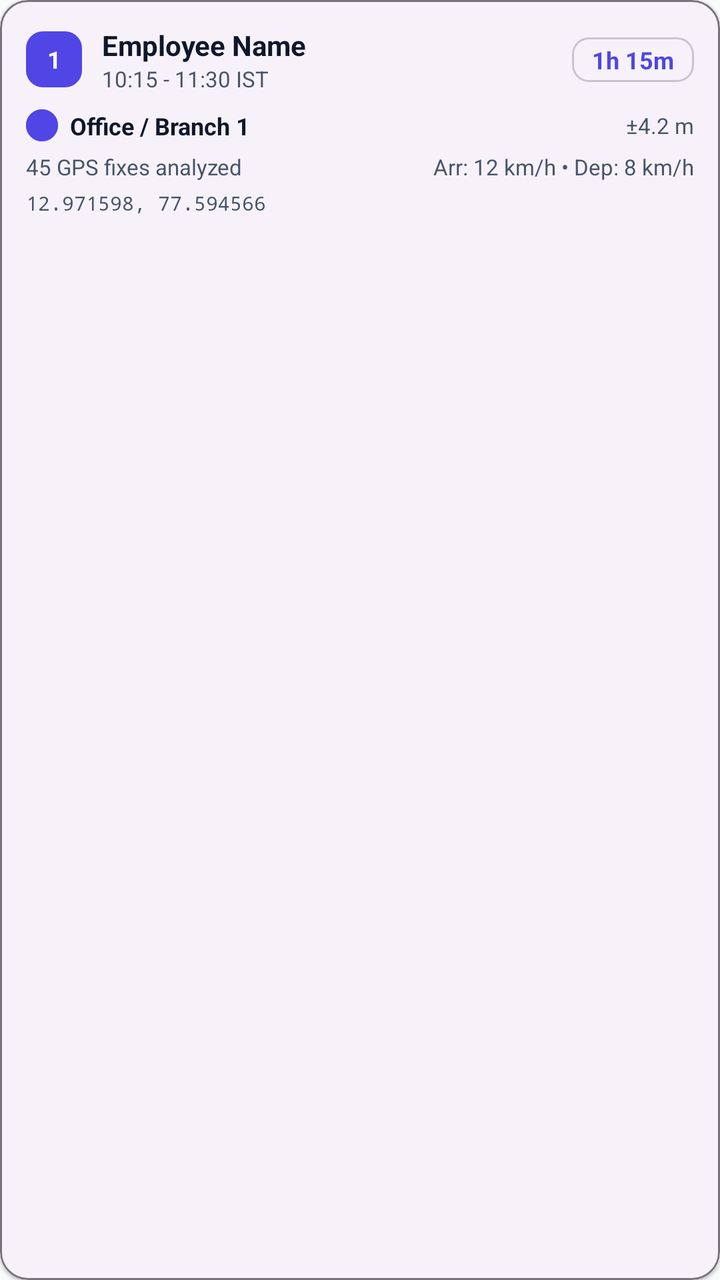
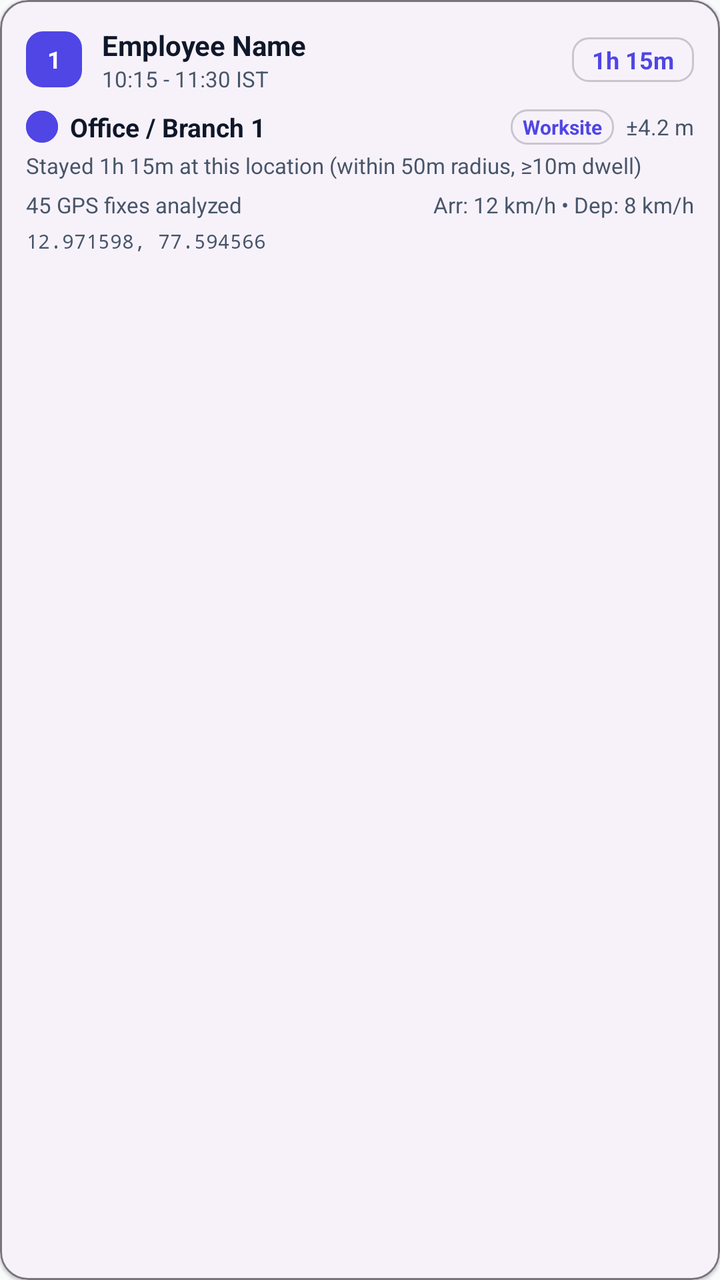

Screens rendered from an Android XML layout before and after an edit, with the pre-edit source and the edit as a unified diff.
<!-- AndroidManifest.xml: application theme Theme.Biometric -->
<!-- res/layout/item_location_stay.xml -->
<?xml version="1.0" encoding="utf-8"?>
<com.google.android.material.card.MaterialCardView xmlns:android="http://schemas.android.com/apk/res/android"
    xmlns:app="http://schemas.android.com/apk/res-auto"
    android:id="@+id/cardStay"
    android:layout_width="match_parent"
    android:layout_height="wrap_content"
    android:layout_marginBottom="8dp"
    android:clickable="true"
    android:focusable="true"
    android:foreground="?attr/selectableItemBackground"
    app:cardCornerRadius="14dp"
    app:cardElevation="1dp"
    app:strokeWidth="1dp"
    app:strokeColor="?attr/colorOutline">

    <LinearLayout
        android:layout_width="match_parent"
        android:layout_height="wrap_content"
        android:orientation="vertical"
        android:padding="13dp">

        
        <LinearLayout
            android:layout_width="match_parent"
            android:layout_height="wrap_content"
            android:gravity="center_vertical"
            android:orientation="horizontal">

            <TextView
                android:id="@+id/tvStaySequence"
                android:layout_width="28dp"
                android:layout_height="28dp"
                android:background="@drawable/bg_rounded_card_outline"
                android:backgroundTint="?attr/colorPrimary"
                android:gravity="center"
                android:text="1"
                android:textColor="#FFFFFF"
                android:textSize="12sp"
                android:textStyle="bold" />

            <LinearLayout
                android:layout_width="0dp"
                android:layout_height="wrap_content"
                android:layout_marginStart="10dp"
                android:layout_weight="1"
                android:orientation="vertical">

                <TextView
                    android:id="@+id/tvStayEmployee"
                    android:layout_width="wrap_content"
                    android:layout_height="wrap_content"
                    android:text="Employee Name"
                    android:textColor="?attr/colorOnSurface"
                    android:textSize="14sp"
                    android:textStyle="bold" />

                <TextView
                    android:id="@+id/tvStayTime"
                    android:layout_width="wrap_content"
                    android:layout_height="wrap_content"
                    android:text="10:15 - 11:30 IST"
                    android:textColor="?attr/colorOnSurfaceVariant"
                    android:textSize="11sp" />
            </LinearLayout>

            <TextView
                android:id="@+id/tvStayDuration"
                android:layout_width="wrap_content"
                android:layout_height="wrap_content"
                android:paddingStart="10dp"
                android:paddingTop="3dp"
                android:paddingEnd="10dp"
                android:paddingBottom="3dp"
                android:background="@drawable/bg_rounded_card_outline"
                android:text="1h 15m"
                android:textColor="?attr/colorPrimary"
                android:textSize="12sp"
                android:textStyle="bold" />
        </LinearLayout>

        
        <LinearLayout
            android:layout_width="match_parent"
            android:layout_height="wrap_content"
            android:layout_marginTop="8dp"
            android:gravity="center_vertical"
            android:orientation="horizontal">

            <ImageView
                android:layout_width="16dp"
                android:layout_height="16dp"
                android:src="@drawable/ic_office_marker"
                app:tint="?attr/colorPrimary" />

            <TextView
                android:id="@+id/tvStayLocation"
                android:layout_width="0dp"
                android:layout_height="wrap_content"
                android:layout_marginStart="6dp"
                android:layout_weight="1"
                android:text="Office / Branch 1"
                android:textColor="?attr/colorOnSurface"
                android:textSize="12sp"
                android:textStyle="bold" />

            <TextView
                android:id="@+id/tvStayAccuracy"
                android:layout_width="wrap_content"
                android:layout_height="wrap_content"
                android:text="±4.2 m"
                android:textColor="?attr/colorOnSurfaceVariant"
                android:textSize="11sp" />
        </LinearLayout>

        
        <LinearLayout
            android:layout_width="match_parent"
            android:layout_height="wrap_content"
            android:layout_marginTop="5dp"
            android:gravity="center_vertical"
            android:orientation="horizontal">

            <TextView
                android:id="@+id/tvStayPoints"
                android:layout_width="0dp"
                android:layout_height="wrap_content"
                android:layout_weight="1"
                android:text="45 GPS fixes analyzed"
                android:textColor="?attr/colorOnSurfaceVariant"
                android:textSize="11sp" />

            <TextView
                android:id="@+id/tvStaySpeeds"
                android:layout_width="wrap_content"
                android:layout_height="wrap_content"
                android:text="Arr: 12 km/h • Dep: 8 km/h"
                android:textColor="?attr/colorOnSurfaceVariant"
                android:textSize="11sp" />
        </LinearLayout>

        
        <TextView
            android:id="@+id/tvStayCoords"
            android:layout_width="match_parent"
            android:layout_height="wrap_content"
            android:layout_marginTop="4dp"
            android:text="12.971598, 77.594566"
            android:textColor="?attr/colorOnSurfaceVariant"
            android:textSize="10sp"
            android:fontFamily="monospace" />

    </LinearLayout>
</com.google.android.material.card.MaterialCardView>
<!-- resources referenced by this layout -->
<resources>
  <!-- drawable bg_rounded_card_outline (drawable) -->
  <?xml version="1.0" encoding="utf-8"?>
  <shape xmlns:android="http://schemas.android.com/apk/res/android"
      android:shape="rectangle">
      <corners android:radius="8dp" />
      <stroke
          android:width="1dp"
          android:color="?attr/colorOutlineVariant" />
  </shape>
  <!-- drawable ic_office_marker (drawable) -->
  <vector xmlns:android="http://schemas.android.com/apk/res/android"
      android:width="34dp"
      android:height="34dp"
      android:viewportWidth="34"
      android:viewportHeight="34">
    <path
        android:fillColor="#FFFFFF"
        android:pathData="M17,17m-17,0a17,17 0,1 1,34 0a17,17 0,1 1,-34 0"/>
    <path
        android:strokeColor="#6C757D"
        android:strokeWidth="3"
        android:pathData="M17,17m-15.5,0a15.5,15.5 0,1 1,31 0a15.5,15.5 0,1 1,-31 0"/>
    <path
        android:fillColor="#495057"
        android:pathData="M12,12h10v10h-10zM14,14v6h6v-6z"/>
  </vector>
  <style name="Theme.Biometric" parent="Theme.Material3.DayNight.NoActionBar">
          
          <item name="colorPrimary">@color/colorPrimary</item>
          <item name="colorPrimaryDark">@color/colorPrimaryDark</item>
          <item name="colorPrimaryVariant">@color/colorPrimaryDark</item>
          <item name="colorOnPrimary">@android:color/white</item>
          
          
          <item name="colorSecondary">@color/colorAccent</item>
          <item name="colorOnSecondary">@android:color/white</item>
  
          
          <item name="android:colorBackground">@color/window_background</item>
          <item name="android:windowBackground">@color/window_background</item>
          <item name="android:windowDisablePreview">false</item>
          <item name="colorSurface">@color/window_background</item>
          <item name="colorOnSurface">@color/text_primary</item>
          <item name="colorSurfaceVariant">@color/colorSurfaceVariant</item>
          <item name="colorOnSurfaceVariant">@color/text_secondary</item>
          <item name="colorError">@color/red</item>
          <item name="colorOnError">@android:color/white</item>
          <item name="colorOutline">@color/outline</item>
          <item name="colorOutlineVariant">@color/outline_variant</item>
  
          
          <item name="android:statusBarColor">?attr/colorSurface</item>
          <item name="android:windowLightStatusBar">true</item>
          <item name="android:navigationBarColor">?attr/colorSurface</item>
          <item name="android:windowLightNavigationBar" tools:targetApi="27">true</item>
          <item name="android:windowLayoutInDisplayCutoutMode" tools:targetApi="28">shortEdges</item>
  
          
          <item name="android:windowActivityTransitions">true</item>
          <item name="android:windowEnterTransition">@android:transition/fade</item>
          <item name="android:windowExitTransition">@android:transition/fade</item>
  
          
          <item name="toolbarStyle">@style/Widget.App.Toolbar</item>
          <item name="materialCardViewStyle">@style/Widget.App.CardView</item>
      </style>
  <color name="colorPrimary">#4F46E5</color>
  <color name="colorPrimaryDark">#4338CA</color>
  <color name="colorAccent">#F43F5E</color>
  <color name="window_background">#F9FAFB</color>
  <color name="text_primary">#0F172A</color>
  <color name="colorSurfaceVariant">#F3F4F6</color>
  <color name="text_secondary">#475569</color>
  <color name="red">#EF4444</color>
  <color name="outline">#79747E</color>
  <color name="outline_variant">#CAC4D0</color>
  <style name="Widget.App.Toolbar" parent="Widget.Material3.Toolbar.OnSurface">
          <item name="titleTextAppearance">@style/TextAppearance.App.ToolbarTitle</item>
      </style>
  <style name="Widget.App.CardView" parent="Widget.Material3.CardView.Elevated">
          <item name="cardCornerRadius">16dp</item>
          <item name="cardElevation">4dp</item>
      </style>
  <style name="TextAppearance.App.ToolbarTitle" parent="TextAppearance.Material3.TitleLarge">
          <item name="android:textStyle">bold</item>
      </style>
</resources>

<!-- the commit's change to res/layout/item_location_stay.xml (unified diff, before → after) -->
@@ -100,8 +100,24 @@
                 android:layout_weight="1"
                 android:text="Office / Branch 1"
                 android:textColor="?attr/colorOnSurface"
-                android:textSize="12sp"
+                android:textSize="13sp"
                 android:textStyle="bold" />
+
+            <TextView
+                android:id="@+id/tvStayCategory"
+                android:layout_width="wrap_content"
+                android:layout_height="wrap_content"
+                android:paddingStart="6dp"
+                android:paddingEnd="6dp"
+                android:paddingTop="2dp"
+                android:paddingBottom="2dp"
+                android:background="@drawable/bg_rounded_card_outline"
+                android:textSize="10sp"
+                android:textStyle="bold"
+                android:textColor="?attr/colorPrimary"
+                android:text="Worksite" />
+
+            <Space android:layout_width="6dp" android:layout_height="1dp" />
 
             <TextView
                 android:id="@+id/tvStayAccuracy"
@@ -111,6 +127,16 @@
                 android:textColor="?attr/colorOnSurfaceVariant"
                 android:textSize="11sp" />
         </LinearLayout>
+
+        
+        <TextView
+            android:id="@+id/tvStayAdminSummary"
+            android:layout_width="match_parent"
+            android:layout_height="wrap_content"
+            android:layout_marginTop="3dp"
+            android:text="Stayed 1h 15m at this location (within 50m radius, ≥10m dwell)"
+            android:textColor="?attr/colorOnSurfaceVariant"
+            android:textSize="11sp" />
 
         
         <LinearLayout
